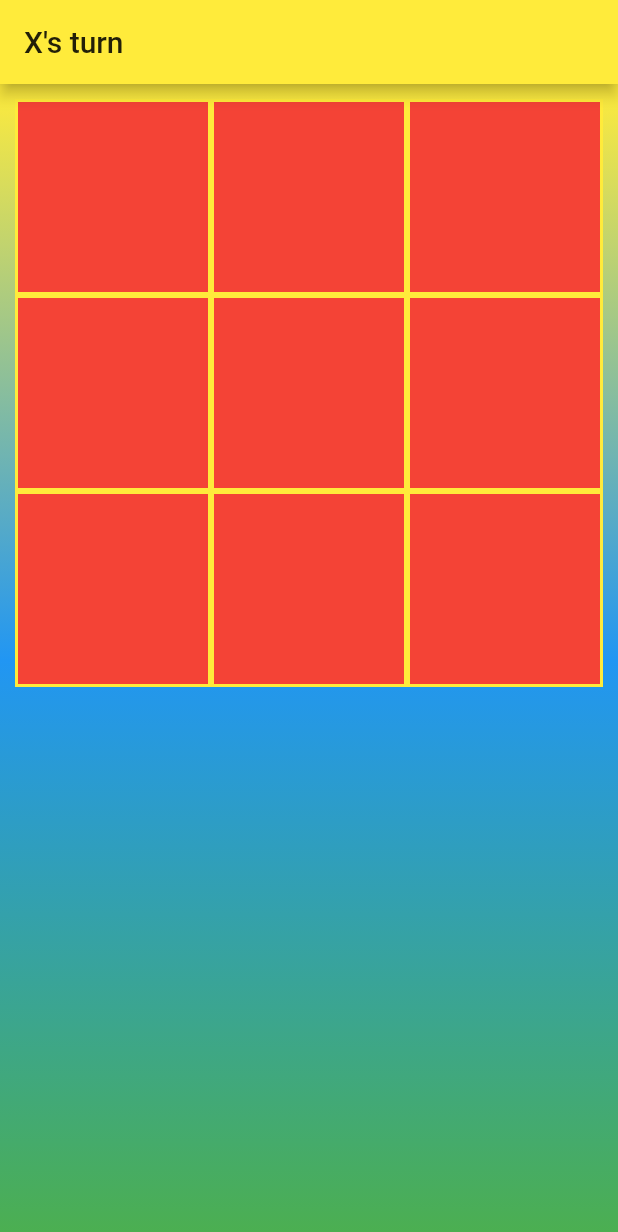
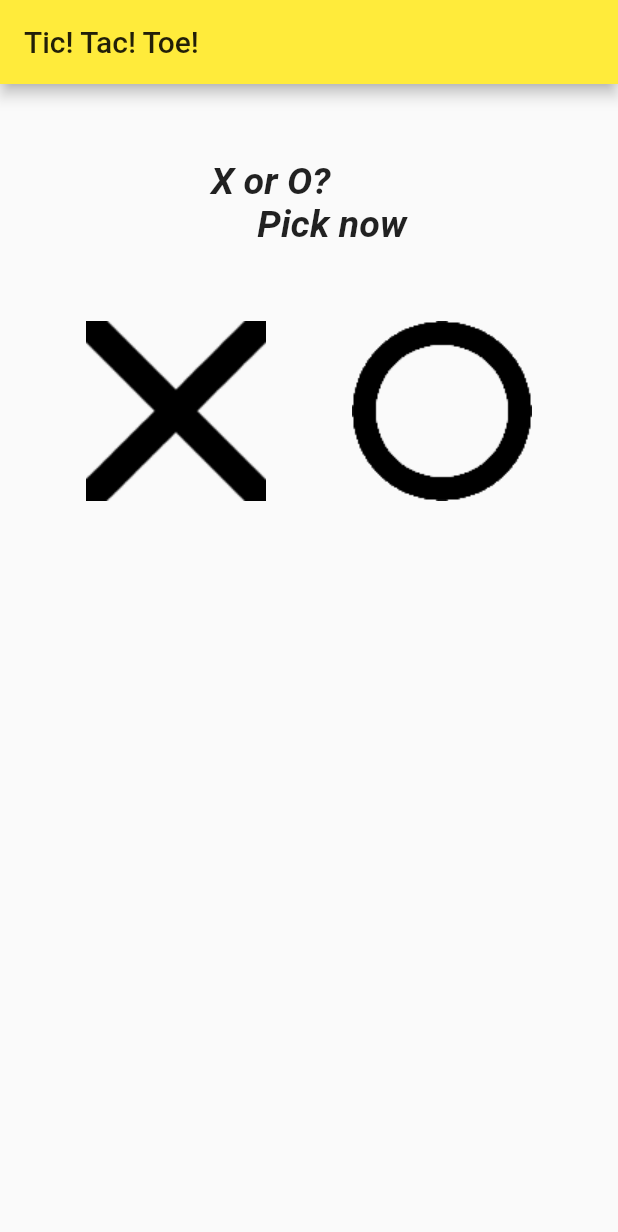
Before and after one commit to zagalapawel/TicTacToe, a Flutter app: the screen it shows after launch, on a phone screen of 412 x 824 dp. Shown: the top 1232 px of the screen. Run offline on Flutter 3.47's test engine with Material 2 defaults, Android fonts, the phone set to English and light mode, and no system bars.

Commit message:
dodano startScreen

```diff
--- a/lib/main.dart
+++ b/lib/main.dart
@@ -1,4 +1,5 @@
 import 'package:flutter/material.dart';
+import 'package:tictactoe/screens/start_screen.dart';
 
 import './screens/game_screen.dart';
 
@@ -14,7 +15,11 @@ class MyApp extends StatelessWidget {
       theme: ThemeData(
         primarySwatch: Colors.yellow,
       ),
-      home: GameScreen(),
+      home: StartScreen(),
+      routes: {
+        GameScreen.routeName: (ctx) => GameScreen(),
+        StartScreen.routeName: (ctx) => StartScreen(),
+      },
     );
   }
 }
--- a/lib/screens/game_screen.dart
+++ b/lib/screens/game_screen.dart
@@ -4,6 +4,7 @@ import '../widgets/field_item.dart';
 import '../data/board.dart';
 
 class GameScreen extends StatefulWidget {
+  static const routeName = '/game-screen';
   @override
   _GameScreenState createState() => _GameScreenState();
 }
--- /dev/null
+++ b/lib/screens/start_screen.dart
@@ -0,0 +1,55 @@
+import 'package:flutter/material.dart';
+import 'package:tictactoe/screens/game_screen.dart';
+
+class StartScreen extends StatelessWidget {
+  static const routeName = '/start-screen';
+  static const poolX = AssetImage('assets/images/X.png');
+  static const poolO = AssetImage('assets/images/O.png');
+  String player = '';
+
+  @override
+  Widget build(BuildContext context) {
+    return Scaffold(
+        appBar: AppBar(
+          title: Text('Tic! Tac! Toe!'),
+        ),
+        body: Column(
+          children: [
+            Center(
+              child: Padding(
+                padding: EdgeInsets.only(top: 50, bottom: 50),
+                child: Text(
+                  'X or O?\n     Pick now',
+                  style: TextStyle(
+                    fontSize: 25,
+                    fontWeight: FontWeight.bold,
+                    fontStyle: FontStyle.italic,
+                  ),
+                ),
+              ),
+            ),
+            Row(
+              children: [
+                Spacer(),
+                GestureDetector(
+                  onTap: () {
+                    player = 'X';
+                    Navigator.of(context).pushNamed(GameScreen.routeName);
+                  },
+                  child: Image(image: poolX),
+                ),
+                Spacer(),
+                GestureDetector(
+                  onTap: () {
+                    player = 'O';
+                    Navigator.of(context).pushNamed(GameScreen.routeName);
+                  },
+                  child: Image(image: poolO),
+                ),
+                Spacer(),
+              ],
+            )
+          ],
+        ));
+  }
+}
--- a/pubspec.yaml
+++ b/pubspec.yaml
@@ -46,9 +46,9 @@ flutter:
   uses-material-design: true
 
   # To add assets to your application, add an assets section, like this:
-  # assets:
-  #   - images/a_dot_burr.jpeg
-  #   - images/a_dot_ham.jpeg
+  assets:
+    - assets/images/X.png
+    - assets/images/O.png
 
   # An image asset can refer to one or more resolution-specific "variants", see
   # https://flutter.dev/assets-and-images/#resolution-aware.
```
Also changed, not shown: assets/images/O.png (added), assets/images/X.png (added).
